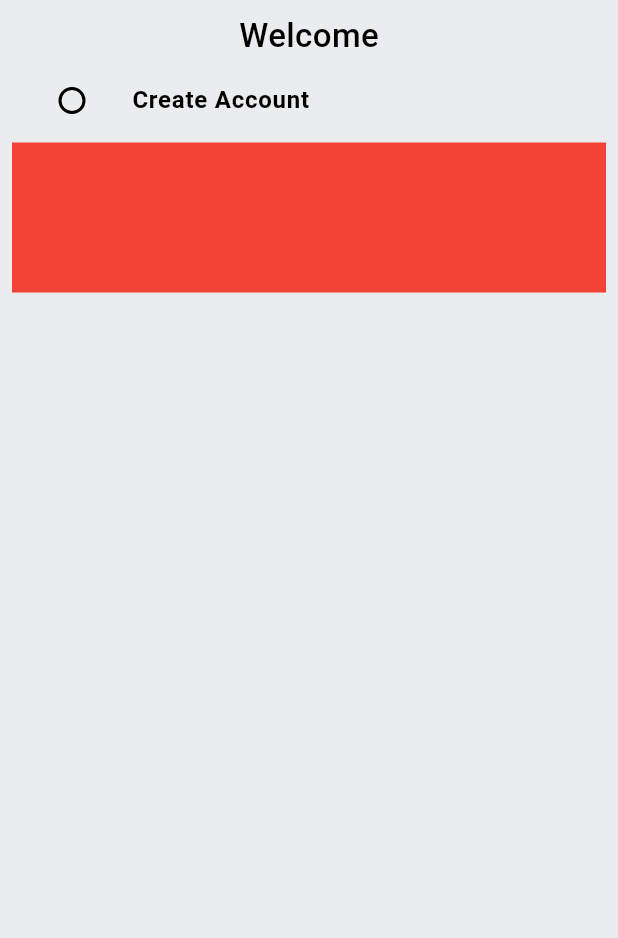
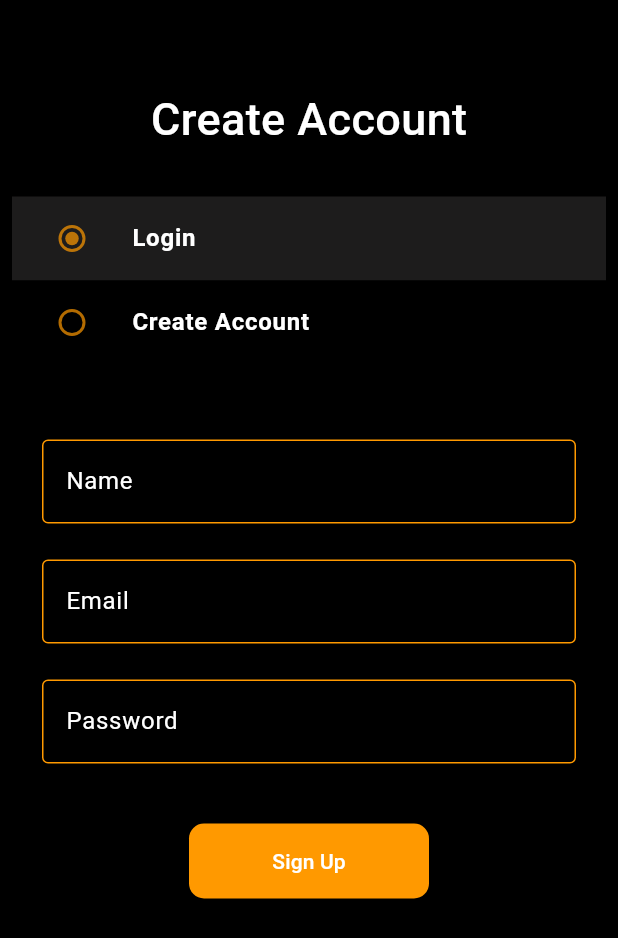
Before and after one commit to 1FarZ1/Amazone_clone_Flutter_NodeJs, a Flutter app: the screen it shows after launch, on a phone screen of 412 x 824 dp. Shown: the top 938 px of the screen. Run offline on Flutter 3.47's test engine with Material 2 defaults, Android fonts, the phone set to English and light mode, and no system bars; our stand-ins replace dartz, file_picker, flutter_riverpod, go_router.

Commit message:
completing auth ui

```diff
--- a/lib/core/constant/constants.dart
+++ b/lib/core/constant/constants.dart
@@ -1,9 +1,6 @@
 import 'package:flutter/material.dart';
 
-
-
 class AppConsts {
-
   String uri = 'http://<yourip>:3000';
 
   static const appBarGradient = LinearGradient(
@@ -15,10 +12,11 @@ class AppConsts {
   );
 
   static const secondaryColor = Color.fromRGBO(255, 153, 0, 1);
-  static const backgroundColor = Colors.white;
-  static const Color greyBackgroundCOlor = Color(0xffebecee);
+  static const backgroundColor = Color.fromARGB(255, 29, 28, 28);
+  static const Color greyBackgroundCOlor = Color.fromARGB(255, 0, 0, 0);
   static var selectedNavBarColor = Colors.cyan[800]!;
   static const unselectedNavBarColor = Colors.black87;
+  static const textColor = Colors.white;
 
   // STATIC IMAGES
   static const List<String> carouselImages = [
--- a/lib/core/route_config.dart
+++ b/lib/core/route_config.dart
@@ -1,5 +1,4 @@
 import 'package:amazon_clone/features/auth/view/login/login_view.dart';
-import 'package:amazon_clone/features/auth/view/register/register_view.dart';
 import 'package:amazon_clone/features/splash/splash_view.dart';
 import 'package:go_router/go_router.dart';
 
@@ -17,11 +16,6 @@ abstract class AppConfig {
           ;
           return const LoginView();
         }),
-    GoRoute(
-        path: "/register",
-        builder: (context, state) {
-          ;
-          return const RegisterView();
-        }),
+
   ]);
 }
--- a/lib/core/theme/theme.dart
+++ b/lib/core/theme/theme.dart
@@ -50,9 +50,9 @@ import 'package:amazon_clone/core/constant/constants.dart';
 import 'package:flutter/material.dart';
 
 class AppTheme {
-  static  ThemeData customTheme = ThemeData(
+  static ThemeData customTheme = ThemeData(
     scaffoldBackgroundColor: AppConsts.backgroundColor,
-    colorScheme:  const ColorScheme.light(
+    colorScheme: const ColorScheme.dark(
       primary: AppConsts.secondaryColor,
     ),
     appBarTheme: const AppBarTheme(
--- a/lib/features/auth/view/login/login_view.dart
+++ b/lib/features/auth/view/login/login_view.dart
@@ -3,13 +3,17 @@ import 'package:flutter/material.dart';
 import 'package:flutter_riverpod/flutter_riverpod.dart';
 
 import '../../../../core/constant/constants.dart';
+import 'widgets/custom_button.dart';
+import 'widgets/custom_text_field.dart';
+import 'widgets/header.dart';
+import 'widgets/methode_selection.dart';
 
 enum Auth {
   signin,
   signup,
 }
 
-final authTypeProvider = StateProvider((ref) {
+final authTypeProvider = StateProvider<Auth>((ref) {
   return Auth.signin;
 });
 
@@ -48,13 +52,14 @@ class _LoginViewState extends ConsumerState<LoginView> {
     ref.read(authControllerProvider.notifier).login(
           email: _emailController.text,
           password: _passwordController.text,
-    );
+        );
   }
 
   @override
   Widget build(BuildContext context) {
-    final _auth = ref.watch(authTypeProvider);
+    final auth = ref.watch(authTypeProvider);
     return Scaffold(
+      resizeToAvoidBottomInset: false,
       backgroundColor: AppConsts.greyBackgroundCOlor,
       body: SafeArea(
         child: Padding(
@@ -62,50 +67,28 @@ class _LoginViewState extends ConsumerState<LoginView> {
           child: Column(
             crossAxisAlignment: CrossAxisAlignment.center,
             children: [
-              const Text(
-                'Welcome',
-                style: TextStyle(
-                  fontSize: 22,
-                  fontWeight: FontWeight.w500,
-                ),
-              ),
-              ListTile(
-                tileColor: _auth == Auth.signup
-                    ? AppConsts.backgroundColor
-                    : AppConsts.greyBackgroundCOlor,
-                title: const Text(
-                  'Create Account',
-                  style: TextStyle(
-                    fontWeight: FontWeight.bold,
-                  ),
-                ),
-                leading: Radio(
-                  activeColor: AppConsts.secondaryColor,
-                  value: Auth.signup,
-                  groupValue: _auth,
-                  onChanged: (Auth? val) {
-                    ref.read(authTypeProvider.notifier).state = val!;
-                  },
-                ),
-              ),
-              (_auth == Auth.signup)
-                  ? Container(
-                      padding: const EdgeInsets.all(8),
-                      color: AppConsts.backgroundColor,
-                      child: Form(
-                        key: _signInFormKey,
+              const SizedBox(height: 50),
+              Header(auth: auth),
+              const SizedBox(height: 30),
+              MethodeSelectionSection(auth: auth, ref: ref),
+              const SizedBox(height: 50),
+              (auth == Auth.signup)
+                  ? Form(
+                      key: _signInFormKey,
+                      child: Padding(
+                        padding: const EdgeInsets.symmetric(horizontal: 20.0),
                         child: Column(
                           children: [
                             CustomTextField(
                               controller: _emailController,
                               hintText: 'Email',
                             ),
-                            const SizedBox(height: 10),
+                            const SizedBox(height: 24),
                             CustomTextField(
                               controller: _passwordController,
                               hintText: 'Password',
                             ),
-                            const SizedBox(height: 10),
+                            const SizedBox(height: 40),
                             CustomButton(
                               text: 'Sign In',
                               onTap: () {
@@ -118,9 +101,38 @@ class _LoginViewState extends ConsumerState<LoginView> {
                         ),
                       ),
                     )
-                  : Container(
-                      height: 100,
-                      color: Colors.red,
+                  : Form(
+                      key: _signUpFormKey,
+                      child: Padding(
+                        padding: const EdgeInsets.symmetric(horizontal: 20),
+                        child: Column(
+                          children: [
+                            CustomTextField(
+                              controller: _nameController,
+                              hintText: 'Name',
+                            ),
+                            const SizedBox(height: 24),
+                            CustomTextField(
+                              controller: _emailController,
+                              hintText: 'Email',
+                            ),
+                            const SizedBox(height: 24),
+                            CustomTextField(
+                              controller: _passwordController,
+                              hintText: 'Password',
+                            ),
+                            const SizedBox(height: 40),
+                            CustomButton(
+                              text: 'Sign Up',
+                              onTap: () {
+                                if (_signUpFormKey.currentState!.validate()) {
+                                  signUpUser();
+                                }
+                              },
+                            )
+                          ],
+                        ),
+                      ),
                     ),
             ],
           ),
@@ -128,9 +140,4 @@ class _LoginViewState extends ConsumerState<LoginView> {
       ),
     );
   }
-
-  CustomTextField(
-      {required TextEditingController controller, required String hintText}) {}
-
-  CustomButton({required String text, required Null Function() onTap}) {}
 }
--- /dev/null
+++ b/lib/features/auth/view/login/widgets/custom_button.dart
@@ -0,0 +1,37 @@
+
+
+import 'package:flutter/material.dart';
+
+import '../../../../../core/constant/constants.dart';
+
+class CustomButton extends StatelessWidget {
+  final String text;
+  final VoidCallback onTap;
+  final Color? color;
+  const CustomButton({
+    Key? key,
+    required this.text,
+    required this.onTap,
+    this.color,
+  }) : super(key: key);
+
+  @override
+  Widget build(BuildContext context) {
+    return ElevatedButton(
+      onPressed: onTap,
+      style: ElevatedButton.styleFrom(
+        minimumSize: const Size(160, 50),
+        shape: RoundedRectangleBorder(
+          borderRadius: BorderRadius.circular(10),
+        ),
+        primary: color ?? AppConsts.secondaryColor,
+      ),
+      child: Text(
+        text,
+        style: TextStyle(
+          color: color == null ? AppConsts.textColor : Colors.black,
+        ),
+      ),
+    );
+  }
+}
--- /dev/null
+++ b/lib/features/auth/view/login/widgets/custom_text_field.dart
@@ -0,0 +1,40 @@
+
+import 'package:flutter/material.dart';
+
+import '../../../../../core/constant/constants.dart';
+
+class CustomTextField extends StatelessWidget {
+  final TextEditingController controller;
+  final String hintText;
+  final int maxLines;
+  const CustomTextField({
+    Key? key,
+    required this.controller,
+    required this.hintText,
+    this.maxLines = 1,
+  }) : super(key: key);
+
+  @override
+  Widget build(BuildContext context) {
+    return TextFormField(
+      controller: controller,
+      decoration: InputDecoration(
+          hintText: hintText,
+          border: OutlineInputBorder(
+              borderSide: BorderSide(
+            color: AppConsts.secondaryColor.withOpacity(.5),
+          )),
+          enabledBorder: const OutlineInputBorder(
+              borderSide: BorderSide(
+            color: AppConsts.secondaryColor,
+          ))),
+      validator: (val) {
+        if (val == null || val.isEmpty) {
+          return 'Enter your $hintText';
+        }
+        return null;
+      },
+      maxLines: maxLines,
+    );
+  }
+}
--- /dev/null
+++ b/lib/features/auth/view/login/widgets/header.dart
@@ -0,0 +1,25 @@
+import 'package:flutter/material.dart';
+
+import '../../../../../core/constant/constants.dart';
+import '../login_view.dart';
+
+class Header extends StatelessWidget {
+  const Header({
+    super.key,
+    required this.auth,
+  });
+
+  final Auth auth;
+
+  @override
+  Widget build(BuildContext context) {
+    return Text(
+      auth == Auth.signup ? "Welcome Back" : "Create Account",
+      style: const TextStyle(
+        color: AppConsts.textColor,
+        fontSize: 30,
+        fontWeight: FontWeight.w500,
+      ),
+    );
+  }
+}
--- /dev/null
+++ b/lib/features/auth/view/login/widgets/methode_selection.dart
@@ -0,0 +1,69 @@
+
+import 'package:flutter/material.dart';
+import 'package:flutter_riverpod/flutter_riverpod.dart';
+
+import '../../../../../core/constant/constants.dart';
+import '../login_view.dart';
+
+class MethodeSelectionSection extends StatelessWidget {
+  const MethodeSelectionSection({
+    super.key,
+    required this.auth,
+    required this.ref,
+  });
+
+  final Auth auth;
+  final WidgetRef ref;
+
+  @override
+  Widget build(BuildContext context) {
+    return Column(
+      children: [
+        ListTile(
+          tileColor: auth == Auth.signin
+              ? AppConsts.backgroundColor
+              : AppConsts.greyBackgroundCOlor,
+          title: const Text(
+            'Login',
+            style: TextStyle(
+              color: AppConsts.textColor,
+              fontWeight: FontWeight.bold,
+            ),
+          ),
+          leading: Radio(
+            activeColor: AppConsts.secondaryColor,
+            fillColor: MaterialStatePropertyAll(
+                AppConsts.secondaryColor.withOpacity(.7)),
+            value: Auth.signin,
+            groupValue: auth,
+            onChanged: (Auth? val) {
+              ref.read(authTypeProvider.notifier).state = val!;
+            },
+          ),
+        ),
+        ListTile(
+          tileColor: auth == Auth.signup
+              ? AppConsts.backgroundColor
+              : AppConsts.greyBackgroundCOlor,
+          title: const Text(
+            'Create Account',
+            style: TextStyle(
+              color: AppConsts.textColor,
+              fontWeight: FontWeight.bold,
+            ),
+          ),
+          leading: Radio(
+            activeColor: AppConsts.secondaryColor,
+            fillColor: MaterialStatePropertyAll(
+                AppConsts.secondaryColor.withOpacity(.7)),
+            value: Auth.signup,
+            groupValue: auth,
+            onChanged: (Auth? val) {
+              ref.read(authTypeProvider.notifier).state = val!;
+            },
+          ),
+        ),
+      ],
+    );
+  }
+}
--- a/lib/features/auth/view/register/register_view.dart
+++ /dev/null
@@ -1,12 +0,0 @@
-import 'package:flutter/material.dart';
-
-class RegisterView extends StatelessWidget {
-  const RegisterView({super.key});
-
-  @override
-  Widget build(BuildContext context) {
-    return const Scaffold(
-      body: Center(child: Text("Register in Screen")),
-    );
-  }
-}
--- a/lib/features/splash/splash_view.dart
+++ b/lib/features/splash/splash_view.dart
@@ -15,7 +15,7 @@ class _SplashViewState extends ConsumerState<SplashView> {
   @override
   void initState() {
     super.initState();
-    Future.delayed((const Duration(seconds: 1)), () {
+    Future.delayed((const Duration(seconds: 2)), () {
       GoRouter.of(context).push("/login");
     });
   }
```
